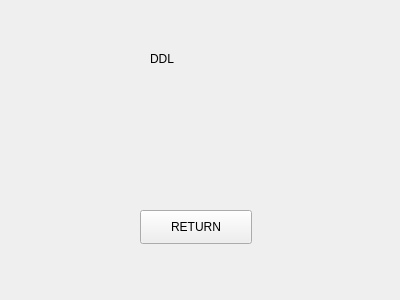
The window that cola/ddl.ui (jinkq/CourseTable) describes before a commit, drawn with Qt 5.
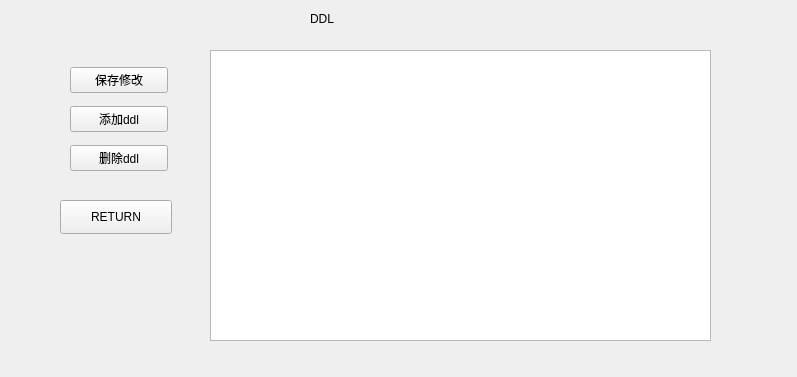
The same window after the commit.

Commit message: 完成保存笔记的功能

```diff
--- a/cola/ddl.ui
+++ b/cola/ddl.ui
@@ -6,8 +6,8 @@
    <rect>
     <x>0</x>
     <y>0</y>
-    <width>400</width>
-    <height>300</height>
+    <width>797</width>
+    <height>377</height>
    </rect>
   </property>
   <property name="windowTitle">
@@ -16,9 +16,9 @@
   <widget class="QLabel" name="label">
    <property name="geometry">
     <rect>
-     <x>150</x>
-     <y>50</y>
-     <width>81</width>
+     <x>310</x>
+     <y>10</y>
+     <width>201</width>
      <height>18</height>
     </rect>
    </property>
@@ -29,8 +29,8 @@
   <widget class="QPushButton" name="returnButton">
    <property name="geometry">
     <rect>
-     <x>140</x>
-     <y>210</y>
+     <x>60</x>
+     <y>200</y>
      <width>112</width>
      <height>34</height>
     </rect>
@@ -39,6 +39,49 @@
     <string>RETURN</string>
    </property>
   </widget>
+  <widget class="QTableWidget" name="ddlTable">
+   <property name="geometry">
+    <rect>
+     <x>210</x>
+     <y>50</y>
+     <width>501</width>
+     <height>291</height>
+    </rect>
+   </property>
+  </widget>
+  <widget class="QWidget" name="widget" native="true">
+   <property name="geometry">
+    <rect>
+     <x>70</x>
+     <y>60</y>
+     <width>98</width>
+     <height>121</height>
+    </rect>
+   </property>
+   <layout class="QVBoxLayout" name="verticalLayout">
+    <item>
+     <widget class="QPushButton" name="saveDdlButton">
+      <property name="text">
+       <string>保存修改</string>
+      </property>
+     </widget>
+    </item>
+    <item>
+     <widget class="QPushButton" name="addDdlButton">
+      <property name="text">
+       <string>添加ddl</string>
+      </property>
+     </widget>
+    </item>
+    <item>
+     <widget class="QPushButton" name="delDdlButton">
+      <property name="text">
+       <string>删除ddl</string>
+      </property>
+     </widget>
+    </item>
+   </layout>
+  </widget>
  </widget>
  <resources/>
  <connections/>
```
Left out of the diff: 2 changed lines with no effect on the pictures. The commit also changes 10 other files.
